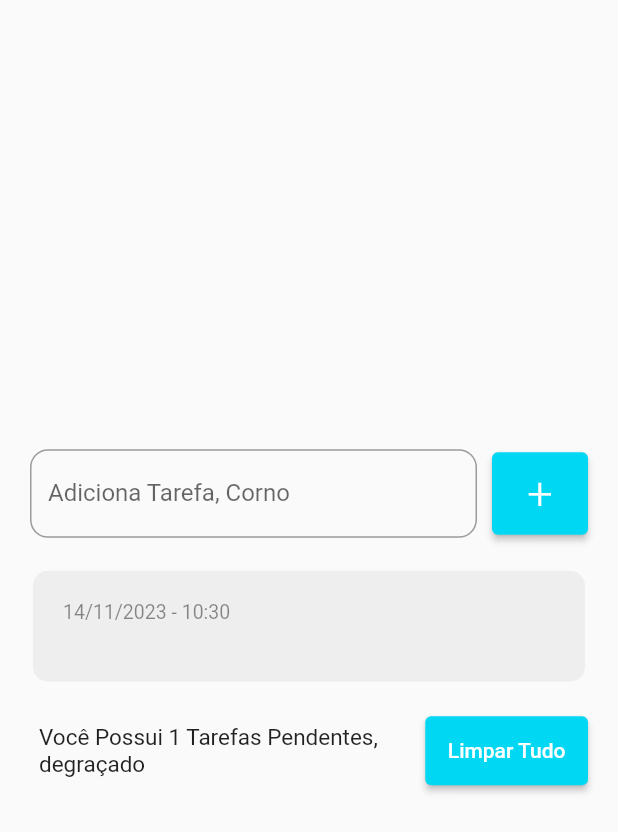
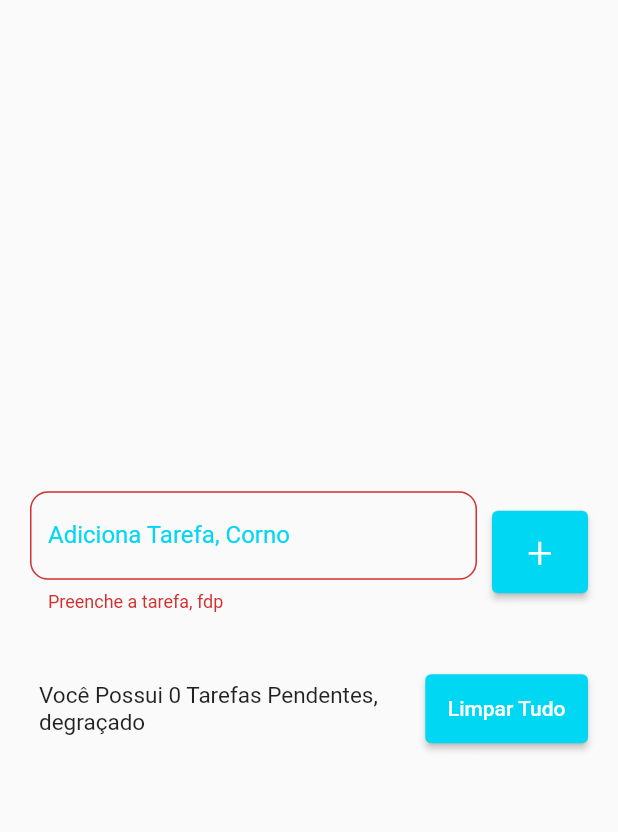
Before and after one commit to mathrdg/app-todo-flutter, a Flutter app: the screen it shows after launch, after a tap on an icon or button, on a phone screen of 412 x 824 dp. Shown: the top 832 px of the screen. Run offline on Flutter 3.47's test engine with Material 2 defaults, Android fonts, the phone set to English and light mode, and no system bars; drawn by our look-alikes of flutter_slidable; our stand-ins replace shared_preferences.

Commit message:
Erro de campo vazio

```diff
--- a/lib/pages/todo_list_page.dart
+++ b/lib/pages/todo_list_page.dart
@@ -18,6 +18,8 @@ class _TodoListPageState extends State<TodoListPage> {
 
   Todo? deletedTodo;
   int? deletedTodoPos;
+
+  String? errorText;
 
   @override
   void initState() {
@@ -51,11 +53,16 @@ class _TodoListPageState extends State<TodoListPage> {
                     child: TextField(
                       controller: todocontroller,
                       decoration: InputDecoration(
-                        border: OutlineInputBorder(
-                            borderRadius: BorderRadius.circular(12)),
-                        labelText: 'Adiciona Tarefa, Corno',
-                        hintText: 'Ex.:  Cagar em casa',
-                      ),
+                          border: OutlineInputBorder(
+                              borderRadius: BorderRadius.circular(12)),
+                          labelText: 'Adiciona Tarefa, Corno',
+                          hintText: 'Ex.:  Cagar em casa',
+                          errorText: errorText,
+                          focusedBorder: OutlineInputBorder(
+                            borderSide:
+                                BorderSide(color: Color(0xff00d7f3), width: 2),
+                          ),
+                          labelStyle: TextStyle(color: Color(0xff00d7f3))),
                     ),
                   ),
                   SizedBox(
@@ -64,12 +71,21 @@ class _TodoListPageState extends State<TodoListPage> {
                   ElevatedButton(
                     onPressed: () {
                       String text = todocontroller.text;
+
+                      if (text.isEmpty) {
+                        setState(() {
+                          errorText = 'Preenche a tarefa, fdp';
+                        });
+                        return;
+                      }
+
                       setState(() {
                         Todo newTodo = Todo(
                           title: text,
                           dateTime: DateTime.now(),
                         );
                         todos.add(newTodo);
+                        errorText = null;
                       });
                       todocontroller.clear();
                       todoRepository.saveTodoList(todos);
@@ -146,6 +162,7 @@ class _TodoListPageState extends State<TodoListPage> {
     setState(() {
       todos.remove(todo);
     });
+    todoRepository.saveTodoList(todos);
 
     ScaffoldMessenger.of(context).clearSnackBars();
     ScaffoldMessenger.of(context).showSnackBar(SnackBar(
@@ -161,6 +178,7 @@ class _TodoListPageState extends State<TodoListPage> {
             setState(() {
               todos.insert(deletedTodoPos!, deletedTodo!);
             });
+            todoRepository.saveTodoList(todos);
           }),
     ));
   }
@@ -170,6 +188,7 @@ class _TodoListPageState extends State<TodoListPage> {
     ScaffoldMessenger.of(context).showSnackBar(SnackBar(
         content: Text('Todas a(s) ${todos.length} tarefas foram apagadas')));
     todos.clear();
+    todoRepository.saveTodoList(todos);
   }
 
   void deleteYorN(context) {
```
Also changed, not shown: 6 other files.
